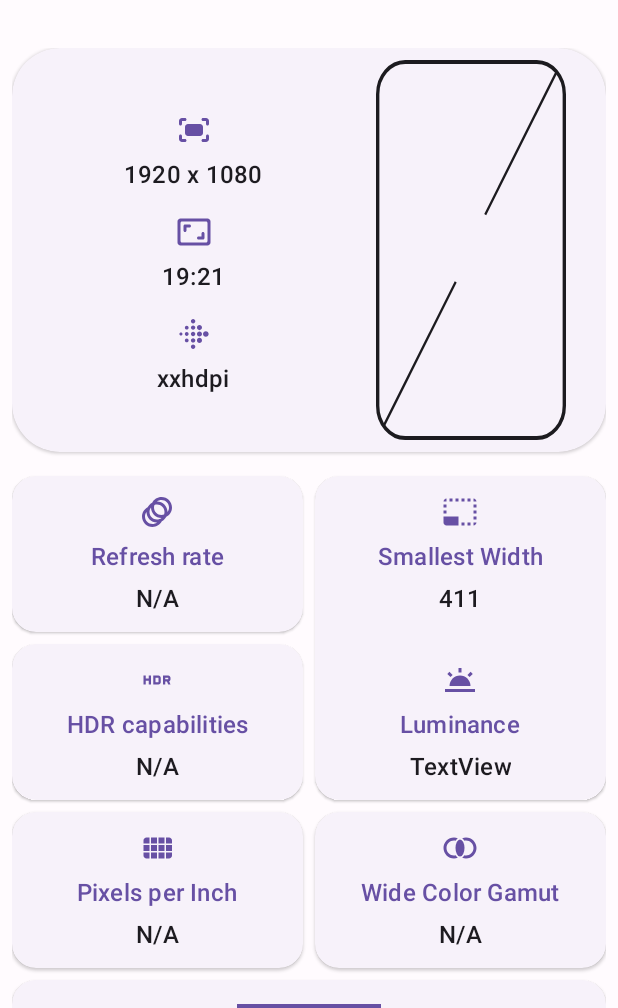
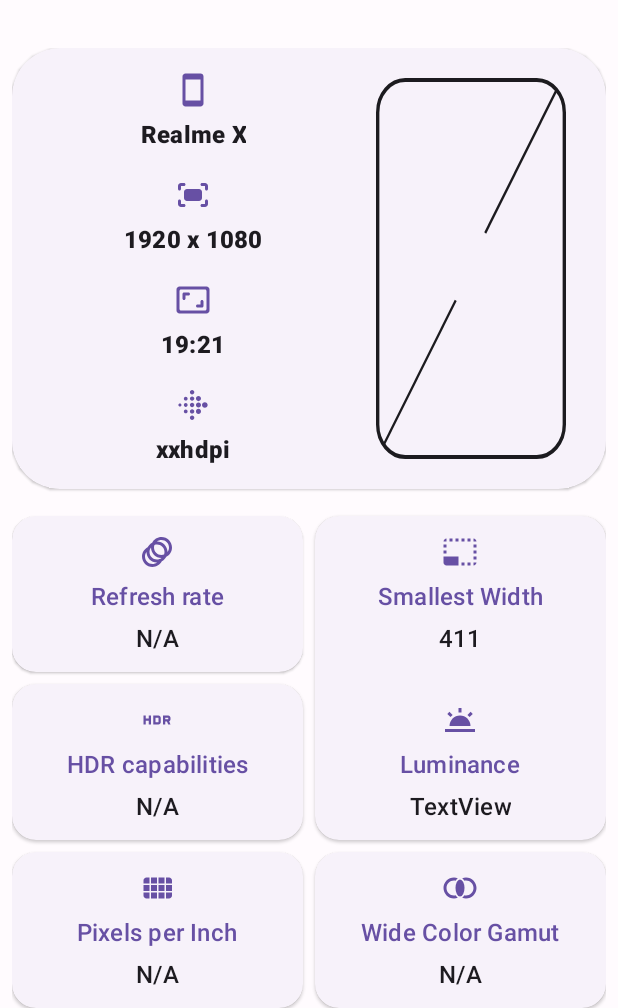
Before and after one commit to DrHowdyDoo/DisplayInfo, an Android app: the layout activity_main.xml on its own in the app's theme, with its tools: preview values and no code run, on a phone screen of 412 x 824 dp, the part 228-1236 px from its top. Run offline under Robolectric (Android 15) with nearby library versions, the phone set to English and light mode, and no system bars.

Commit message:
version changed to 5 device name added

```diff
--- a/app/build.gradle
+++ b/app/build.gradle
@@ -9,8 +9,8 @@ android {
         applicationId "com.drhowdydoo.displayinfo"
         minSdk 27
         targetSdk 31
-        versionCode 4
-        versionName "1.4"
+        versionCode 5
+        versionName "1.5"
 
     }
 
--- a/app/src/main/java/com/drhowdydoo/displayinfo/MainActivity.java
+++ b/app/src/main/java/com/drhowdydoo/displayinfo/MainActivity.java
@@ -55,8 +55,7 @@ public class MainActivity extends AppCompatActivity {
         mainBinding.textViewRefreshRate.setText(getRefreshRate());
         mainBinding.textViewWcg.setText(getColorGamut());
         mainBinding.textViewModes.setText(getDisplayModes());
-
-
+        mainBinding.textViewModel.setText(getModel());
 
 
     }
@@ -187,6 +186,10 @@ public class MainActivity extends AppCompatActivity {
         }
         return displayModes.toString().trim();
     }
+    private String getModel(){
+
+        return Build.BRAND + " " + Build.DEVICE;
+    }
 
 
 }
--- /dev/null
+++ b/app/src/main/res/drawable/ic_round_smartphone_24.xml
@@ -0,0 +1,10 @@
+<vector xmlns:android="http://schemas.android.com/apk/res/android"
+    android:width="24dp"
+    android:height="24dp"
+    android:viewportWidth="24"
+    android:viewportHeight="24"
+    android:tint="?attr/colorControlNormal">
+  <path
+      android:fillColor="@android:color/white"
+      android:pathData="M17,1.01L7,1c-1.1,0 -2,0.9 -2,2v18c0,1.1 0.9,2 2,2h10c1.1,0 2,-0.9 2,-2V3c0,-1.1 -0.9,-1.99 -2,-1.99zM17,19H7V5h10v14z"/>
+</vector>
--- a/app/src/main/res/layout-land/activity_main.xml
+++ b/app/src/main/res/layout-land/activity_main.xml
@@ -64,8 +64,8 @@
                 <androidx.constraintlayout.widget.ConstraintLayout
                     android:layout_width="match_parent"
                     android:layout_height="wrap_content"
-                    android:layout_marginTop="8dp"
-                    android:layout_marginBottom="8dp">
+                    android:layout_marginTop="16dp"
+                    android:layout_marginBottom="16dp">
 
                     <ImageView
                         android:id="@+id/ic_screen"
@@ -77,6 +77,7 @@
                         app:layout_constraintHorizontal_bias="0.9"
                         app:layout_constraintStart_toStartOf="parent"
                         app:layout_constraintTop_toTopOf="parent"
+                        app:layout_constraintBottom_toBottomOf="parent"
                         app:layout_constraintWidth_percent="0.48"
                         android:backgroundTint="?colorPrimary" />
 
@@ -91,16 +92,45 @@
                         app:layout_constraintStart_toStartOf="@+id/ic_screen"
                         app:layout_constraintTop_toTopOf="@+id/ic_screen" />
 
+                    <LinearLayout
+                        android:id="@+id/main_linear_layout"
+                        android:layout_width="wrap_content"
+                        android:layout_height="wrap_content"
+                        app:layout_constrainedWidth="true"
+                        android:layout_marginEnd="16dp"
+                        android:layout_marginStart="16dp"
+                        android:gravity="center"
+                        android:orientation="vertical"
+                        app:layout_constraintBottom_toBottomOf="@+id/ic_screen"
+                        app:layout_constraintEnd_toStartOf="@+id/ic_screen"
+                        app:layout_constraintStart_toStartOf="parent"
+                        app:layout_constraintTop_toTopOf="@+id/ic_screen">
+
+
+                        <ImageView
+                            android:layout_width="wrap_content"
+                            android:layout_height="wrap_content"
+                            android:layout_marginBottom="@dimen/title_body_gap"
+                            app:srcCompat="@drawable/ic_round_smartphone_24"
+                            app:tint="?colorPrimary" />
+
+                        <TextView
+                            android:id="@+id/textView_model"
+                            android:layout_width="wrap_content"
+                            android:layout_height="wrap_content"
+                            android:layout_marginBottom="@dimen/titles_gap"
+                            android:text="Realme X"
+                            android:textStyle="bold"
+                            android:gravity="center"
+                            android:textAppearance="?attr/textAppearanceTitleMedium" />
+
                         <ImageView
                             android:id="@+id/ic_resolution"
                             android:layout_width="wrap_content"
                             android:layout_height="wrap_content"
                             android:layout_marginBottom="@dimen/title_body_gap"
-                        app:tint="?colorPrimary"
-                        app:layout_constraintBottom_toTopOf="@+id/txtView_resolution"
-                        app:layout_constraintEnd_toStartOf="@+id/ic_screen"
-                        app:layout_constraintStart_toStartOf="parent"
-                        app:srcCompat="@drawable/ic_resolution" />
+                            app:srcCompat="@drawable/ic_resolution"
+                            app:tint="?colorPrimary" />
 
                         <TextView
                             android:id="@+id/txtView_resolution"
@@ -108,22 +138,14 @@
                             android:layout_height="wrap_content"
                             android:layout_marginBottom="@dimen/titles_gap"
                             android:text="1920 x 1080"
-                        android:textAppearance="?attr/textAppearanceTitleMedium"
-                        app:layout_constraintBottom_toTopOf="@+id/ic_aspect_ration"
-                        app:layout_constraintEnd_toEndOf="@+id/ic_resolution"
-                        app:layout_constraintStart_toStartOf="@+id/ic_resolution" />
+                            android:textAppearance="?attr/textAppearanceTitleMedium" />
 
                         <ImageView
                             android:id="@+id/ic_aspect_ration"
                             android:layout_width="wrap_content"
                             android:layout_height="wrap_content"
-                        android:layout_marginBottom="24dp"
-                        app:tint="?colorPrimary"
-                        app:layout_constraintBottom_toBottomOf="@+id/ic_screen"
-                        app:layout_constraintEnd_toStartOf="@+id/ic_screen"
-                        app:layout_constraintStart_toStartOf="parent"
-                        app:layout_constraintTop_toTopOf="@+id/ic_screen"
-                        app:srcCompat="@drawable/ic_aspect_ratio" />
+                            app:srcCompat="@drawable/ic_aspect_ratio"
+                            app:tint="?colorPrimary" />
 
                         <TextView
                             android:id="@+id/textView_aspect_ratio"
@@ -131,21 +153,15 @@
                             android:layout_height="wrap_content"
                             android:layout_marginTop="@dimen/title_body_gap"
                             android:text="19:21"
-                        android:textAppearance="?attr/textAppearanceTitleMedium"
-                        app:layout_constraintEnd_toEndOf="@+id/ic_aspect_ration"
-                        app:layout_constraintStart_toStartOf="@+id/ic_aspect_ration"
-                        app:layout_constraintTop_toBottomOf="@+id/ic_aspect_ration" />
+                            android:textAppearance="?attr/textAppearanceTitleMedium" />
 
                         <ImageView
                             android:id="@+id/ic_density"
                             android:layout_width="wrap_content"
                             android:layout_height="wrap_content"
                             android:layout_marginTop="@dimen/titles_gap"
-                        app:tint="?colorPrimary"
-                        app:layout_constraintEnd_toStartOf="@+id/ic_screen"
-                        app:layout_constraintStart_toStartOf="parent"
-                        app:layout_constraintTop_toBottomOf="@+id/textView_aspect_ratio"
-                        app:srcCompat="@drawable/ic_dpi" />
+                            app:srcCompat="@drawable/ic_dpi"
+                            app:tint="?colorPrimary" />
 
                         <TextView
                             android:id="@+id/textView_density"
@@ -153,10 +169,10 @@
                             android:layout_height="wrap_content"
                             android:layout_marginTop="@dimen/title_body_gap"
                             android:text="xxhdpi"
-                        android:textAppearance="?attr/textAppearanceTitleMedium"
-                        app:layout_constraintEnd_toEndOf="@+id/ic_density"
-                        app:layout_constraintStart_toStartOf="@+id/ic_density"
-                        app:layout_constraintTop_toBottomOf="@+id/ic_density" />
+                            android:textAppearance="?attr/textAppearanceTitleMedium" />
+
+
+                    </LinearLayout>
 
                     <ImageView
                         android:id="@+id/ic_hrd"
--- a/app/src/main/res/layout/activity_main.xml
+++ b/app/src/main/res/layout/activity_main.xml
@@ -64,14 +64,15 @@
                 <androidx.constraintlayout.widget.ConstraintLayout
                     android:layout_width="match_parent"
                     android:layout_height="wrap_content"
-                    android:layout_marginTop="8dp"
-                    android:layout_marginBottom="8dp">
+                    android:layout_marginTop="16dp"
+                    android:layout_marginBottom="16dp">
 
                     <ImageView
                         android:id="@+id/ic_screen"
                         android:layout_width="0dp"
                         android:layout_height="0dp"
                         android:background="@drawable/ic_screen"
+                        app:layout_constraintBottom_toBottomOf="parent"
                         app:layout_constraintDimensionRatio="H,2"
                         app:layout_constraintEnd_toEndOf="parent"
                         app:layout_constraintHorizontal_bias="0.9"
@@ -90,14 +91,43 @@
                         app:layout_constraintStart_toStartOf="@+id/ic_screen"
                         app:layout_constraintTop_toTopOf="@+id/ic_screen" />
 
+                    <LinearLayout
+                        android:id="@+id/main_linear_layout"
+                        android:layout_width="wrap_content"
+                        android:layout_height="wrap_content"
+                        app:layout_constrainedWidth="true"
+                        android:layout_marginEnd="16dp"
+                        android:layout_marginStart="16dp"
+                        android:gravity="center"
+                        android:orientation="vertical"
+                        app:layout_constraintBottom_toBottomOf="@+id/ic_screen"
+                        app:layout_constraintEnd_toStartOf="@+id/ic_screen"
+                        app:layout_constraintStart_toStartOf="parent"
+                        app:layout_constraintTop_toTopOf="@+id/ic_screen">
+
+
+                        <ImageView
+                            android:layout_width="wrap_content"
+                            android:layout_height="wrap_content"
+                            android:layout_marginBottom="@dimen/title_body_gap"
+                            app:srcCompat="@drawable/ic_round_smartphone_24"
+                            app:tint="?colorPrimary" />
+
+                        <TextView
+                            android:id="@+id/textView_model"
+                            android:layout_width="wrap_content"
+                            android:layout_height="wrap_content"
+                            android:layout_marginBottom="@dimen/titles_gap"
+                            android:text="Realme X"
+                            android:textStyle="bold"
+                            android:gravity="center"
+                            android:textAppearance="?attr/textAppearanceTitleMedium" />
+
                         <ImageView
                             android:id="@+id/ic_resolution"
                             android:layout_width="wrap_content"
                             android:layout_height="wrap_content"
                             android:layout_marginBottom="@dimen/title_body_gap"
-                        app:layout_constraintBottom_toTopOf="@+id/txtView_resolution"
-                        app:layout_constraintEnd_toStartOf="@+id/ic_screen"
-                        app:layout_constraintStart_toStartOf="parent"
                             app:srcCompat="@drawable/ic_resolution"
                             app:tint="?colorPrimary" />
 
@@ -107,22 +137,15 @@
                             android:layout_height="wrap_content"
                             android:layout_marginBottom="@dimen/titles_gap"
                             android:text="1920 x 1080"
-                        android:textAppearance="?attr/textAppearanceTitleMedium"
-                        app:layout_constraintBottom_toTopOf="@+id/ic_aspect_ration"
-                        app:layout_constraintEnd_toEndOf="@+id/ic_resolution"
-                        app:layout_constraintStart_toStartOf="@+id/ic_resolution" />
+                            android:textStyle="bold"
+                            android:textAppearance="?attr/textAppearanceTitleMedium" />
 
                         <ImageView
                             android:id="@+id/ic_aspect_ration"
                             android:layout_width="wrap_content"
                             android:layout_height="wrap_content"
-                        android:layout_marginBottom="24dp"
-                        app:tint="?colorPrimary"
-                        app:layout_constraintBottom_toBottomOf="@+id/ic_screen"
-                        app:layout_constraintEnd_toStartOf="@+id/ic_screen"
-                        app:layout_constraintStart_toStartOf="parent"
-                        app:layout_constraintTop_toTopOf="@+id/ic_screen"
-                        app:srcCompat="@drawable/ic_aspect_ratio" />
+                            app:srcCompat="@drawable/ic_aspect_ratio"
+                            app:tint="?colorPrimary" />
 
                         <TextView
                             android:id="@+id/textView_aspect_ratio"
@@ -130,21 +153,16 @@
                             android:layout_height="wrap_content"
                             android:layout_marginTop="@dimen/title_body_gap"
                             android:text="19:21"
-                        android:textAppearance="?attr/textAppearanceTitleMedium"
-                        app:layout_constraintEnd_toEndOf="@+id/ic_aspect_ration"
-                        app:layout_constraintStart_toStartOf="@+id/ic_aspect_ration"
-                        app:layout_constraintTop_toBottomOf="@+id/ic_aspect_ration" />
+                            android:textStyle="bold"
+                            android:textAppearance="?attr/textAppearanceTitleMedium" />
 
                         <ImageView
                             android:id="@+id/ic_density"
                             android:layout_width="wrap_content"
                             android:layout_height="wrap_content"
                             android:layout_marginTop="@dimen/titles_gap"
-                        app:tint="?colorPrimary"
-                        app:layout_constraintEnd_toStartOf="@+id/ic_screen"
-                        app:layout_constraintStart_toStartOf="parent"
-                        app:layout_constraintTop_toBottomOf="@+id/textView_aspect_ratio"
-                        app:srcCompat="@drawable/ic_dpi" />
+                            app:srcCompat="@drawable/ic_dpi"
+                            app:tint="?colorPrimary" />
 
                         <TextView
                             android:id="@+id/textView_density"
@@ -152,10 +170,12 @@
                             android:layout_height="wrap_content"
                             android:layout_marginTop="@dimen/title_body_gap"
                             android:text="xxhdpi"
-                        android:textAppearance="?attr/textAppearanceTitleMedium"
-                        app:layout_constraintEnd_toEndOf="@+id/ic_density"
-                        app:layout_constraintStart_toStartOf="@+id/ic_density"
-                        app:layout_constraintTop_toBottomOf="@+id/ic_density" />
+                            android:textStyle="bold"
+                            android:textAppearance="?attr/textAppearanceTitleMedium" />
+
+
+                    </LinearLayout>
+
 
                     <ImageView
                         android:id="@+id/ic_hrd"
--- a/app/src/main/res/values/dimen.xml
+++ b/app/src/main/res/values/dimen.xml
@@ -1,6 +1,6 @@
 <?xml version="1.0" encoding="utf-8"?>
 <resources>
     <dimen name="title_body_gap">6dp</dimen>
-    <dimen name="titles_gap">16dp</dimen>
+    <dimen name="titles_gap">18dp</dimen>
     <dimen name="drawable_padding">6dp</dimen>
 </resources>
--- a/build.gradle
+++ b/build.gradle
@@ -5,7 +5,7 @@ buildscript {
         mavenCentral()
     }
     dependencies {
-        classpath "com.android.tools.build:gradle:7.0.4"
+        classpath 'com.android.tools.build:gradle:7.1.0'
 
         // NOTE: Do not place your application dependencies here; they belong
         // in the individual module build.gradle files
```
Also changed, not shown: gradle/wrapper/gradle-wrapper.properties. Lines whose indentation alone changed are shown as unchanged.
